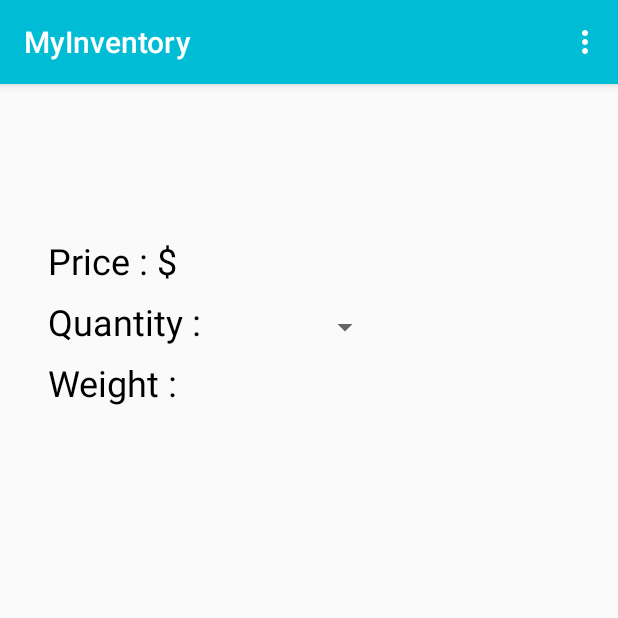
After one commit to fernandoapeguero/MyInventoryApp, an Android app: the ProductOrder screen opened directly, with no data from a screen before it, on a phone screen of 412 x 824 dp, the top half of it. The commit adds this screen. Run offline under Robolectric (Android 15) with nearby library versions, the phone set to English and light mode, and no system bars.

Commit message:
added purchase activity and menu option for the acitivty need to implement the remaining features

```diff
--- a/app/build.gradle
+++ b/app/build.gradle
@@ -27,7 +27,7 @@ dependencies {
     compile 'com.android.support:appcompat-v7:25.3.1'
     compile 'com.android.support:design:25.3.1'
     compile 'com.android.support.constraint:constraint-layout:1.0.2'
+    compile 'com.jakewharton:butterknife:8.7.0'
     testCompile 'junit:junit:4.12'
-    compile 'com.jakewharton:butterknife:8.7.0'
     annotationProcessor 'com.jakewharton:butterknife-compiler:8.7.0'
 }
--- /dev/null
+++ b/app/src/main/java/com/fernandoapeguero/myinventory/ProductOrder.java
@@ -0,0 +1,39 @@
+package com.fernandoapeguero.myinventory;
+
+import android.content.Intent;
+import android.net.Uri;
+import android.os.Bundle;
+import android.support.v7.app.AppCompatActivity;
+import android.view.Menu;
+import android.view.MenuInflater;
+import android.view.MenuItem;
+
+public class ProductOrder extends AppCompatActivity {
+
+    private Uri mCurrentUri;
+
+    @Override
+    protected void onCreate(Bundle savedInstanceState) {
+        super.onCreate(savedInstanceState);
+        setContentView(R.layout.product_order);
+
+
+        Intent intent = getIntent();
+
+        mCurrentUri = intent.getData();
+    }
+
+    @Override
+    public boolean onCreateOptionsMenu(Menu menu) {
+
+        MenuInflater inflater = getMenuInflater();
+
+        inflater.inflate(R.menu.edit_product,menu);
+        return true;
+    }
+
+    @Override
+    public boolean onOptionsItemSelected(MenuItem item) {
+        return super.onOptionsItemSelected(item);
+    }
+}
--- a/app/src/main/java/com/fernandoapeguero/myinventory/data/InventoryProvider.java
+++ b/app/src/main/java/com/fernandoapeguero/myinventory/data/InventoryProvider.java
@@ -66,9 +66,9 @@ public class InventoryProvider extends ContentProvider {
             default:
                throw  new IllegalArgumentException("Cursor can't query unknow uri" + uri);
 
+        }
 
-
-        }
+        cursor.setNotificationUri(getContext().getContentResolver(),uri);
         return cursor;
     }
 
@@ -103,7 +103,7 @@ public class InventoryProvider extends ContentProvider {
             default:
                 throw new IllegalArgumentException("insertion is not supported for " + uri);
         }
-
+   getContext().getContentResolver().notifyChange(uri,null);
         return null;
     }
 
--- /dev/null
+++ b/app/src/main/res/layout/product_order.xml
@@ -0,0 +1,86 @@
+<?xml version="1.0" encoding="utf-8"?>
+<ScrollView xmlns:android="http://schemas.android.com/apk/res/android"
+    xmlns:app="http://schemas.android.com/apk/res-auto"
+    xmlns:tools="http://schemas.android.com/tools"
+    android:layout_width="match_parent"
+    android:layout_height="match_parent"
+    android:orientation="vertical"
+    android:padding="16dp"
+    tools:context="com.fernandoapeguero.myinventory.ProductOrder">
+
+    <LinearLayout
+        android:layout_width="match_parent"
+        android:layout_height="wrap_content"
+        android:orientation="vertical">
+
+        <TextView
+            android:id="@+id/product_name_field"
+            android:layout_width="match_parent"
+            android:layout_height="wrap_content"
+            android:gravity="center"
+            android:paddingTop="16dp"
+            android:textColor="@android:color/black"
+            android:textSize="34sp"
+            tools:text="Smoke Turkey" />
+
+        <LinearLayout
+            android:orientation="horizontal"
+            android:layout_width="match_parent"
+            android:layout_height="wrap_content">
+
+            <LinearLayout
+                android:paddingLeft="16dp"
+                android:layout_width="0dp"
+                android:layout_weight="1"
+                android:layout_height="wrap_content"
+                android:orientation="vertical"
+                android:paddingTop="16dp">
+
+                <TextView
+                    style="@style/purchase_order_textview_style"
+                    android:text="@string/price_textview"
+                    android:textColor="@android:color/black"/>
+
+
+                <TextView
+                    style="@style/purchase_order_textview_style"
+                    android:text="@string/quantity_textview"
+                    android:textColor="@android:color/black"/>
+
+                <TextView
+                    style="@style/purchase_order_textview_style"
+                   android:textColor="@android:color/black"
+                    android:text="@string/weight_textview"/>
+
+
+            </LinearLayout>
+
+            <LinearLayout
+                android:paddingTop="16dp"
+                android:layout_width="0dp"
+                android:layout_weight="1"
+                android:layout_height="wrap_content"
+                android:orientation="vertical">
+
+                <TextView
+                    style="@style/purchase_order_textview_style"
+                    tools:text="12.99"
+                   />
+
+                <Spinner
+                    android:layout_marginTop="16dp"
+                    style="@style/purchase_order_textview_style"
+                    android:id="@+id/quantity_spinner"
+                   />
+
+                <TextView
+                    tools:text="25kg"
+                    style="@style/purchase_order_textview_style"/>
+
+            </LinearLayout>
+
+        </LinearLayout>
+
+    </LinearLayout>
+
+</ScrollView>
--- /dev/null
+++ b/app/src/main/res/menu/edit_product.xml
@@ -0,0 +1,11 @@
+<?xml version="1.0" encoding="utf-8"?>
+<menu xmlns:android="http://schemas.android.com/apk/res/android"
+    xmlns:app="http://schemas.android.com/apk/res-auto">
+
+    <item
+        android:title="Edit Product"
+        app:showAsAction="collapseActionView"
+        android:id="@+id/edi_product_onmenu"
+        />
+
+</menu>
--- a/app/src/main/res/values/strings.xml
+++ b/app/src/main/res/values/strings.xml
@@ -13,4 +13,9 @@
     <string name="insert_dummy_product">Insert Dummy Product</string>
     <string name="delete_all_product">Delete all Product</string>
     <string name="delete_product">Delete Product</string>
+    <string name="product">Product :&#160;</string>
+    <string name="price_textview">Price :&#160;$&#160;</string>
+    <string name="quantity_textview">Quantity :&#160;</string>
+    <string name="weight_textview">Weight :&#160;</string>
+    <string name="kg">kg</string>
 </resources>
--- a/app/src/main/res/values/styles.xml
+++ b/app/src/main/res/values/styles.xml
@@ -35,6 +35,20 @@
         <item name="android:maxLines">1</item>
         <item name="android:layout_alignParentRight">true</item>
         <item name="android:paddingTop">16dp</item>
+    </style>
+
+    <style name="label_style">
+        <item name="android:layout_width">wrap_content</item>
+        <item name="android:layout_height">wrap_content</item>
+        <item name="android:textColor">#2B3D4D</item>
+        <item name="android:textAppearance">?android:textAppearanceSmall</item>
+
+    </style>
+    <style name="purchase_order_textview_style">
+        <item name="android:layout_width">wrap_content</item>
+        <item name="android:layout_height">wrap_content</item>
+        <item name="android:textSize">24sp</item>
+        <item name="android:paddingTop">8dp</item>
 
 
     </style>
```
Also changed, not shown: app/src/main/AndroidManifest.xml (+5 -4 lines), app/src/main/java/com/fernandoapeguero/myinventory/AddAProduct.java (+25 -1 lines), app/src/main/java/com/fernandoapeguero/myinventory/ProductActivity.java (+17 -1 lines), app/src/main/java/com/fernandoapeguero/myinventory/data/InventoryCursorAdapter.java (+21 -11 lines), app/src/main/res/layout/add_product.xml (+4 -4 lines), app/src/main/res/layout/list_item.xml (+55 -67 lines).
